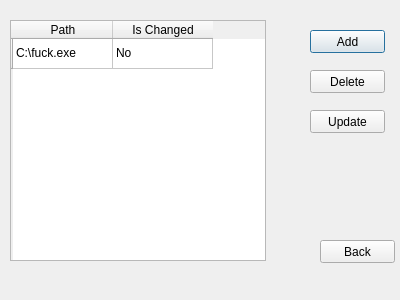
Above: monitor.ui from vk2231/VK before the change. Below: the same form after it.
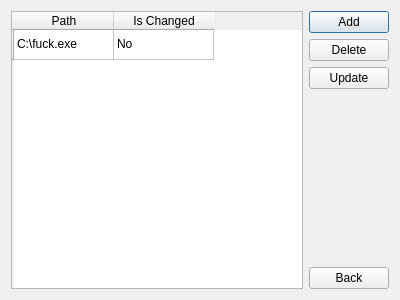
That is the form after the change.

Patch:
```diff
--- a/monitor.ui
+++ b/monitor.ui
@@ -13,15 +13,9 @@
   <property name="windowTitle">
    <string>Dialog</string>
   </property>
+  <layout class="QGridLayout" name="gridLayout">
+   <item row="0" column="0" rowspan="6">
   <widget class="QTableWidget" name="tableWidget">
-   <property name="geometry">
-    <rect>
-     <x>10</x>
-     <y>20</y>
-     <width>256</width>
-     <height>241</height>
-    </rect>
-   </property>
    <row>
     <property name="text">
      <string/>
@@ -48,58 +42,49 @@
     </property>
    </item>
   </widget>
+   </item>
+   <item row="0" column="1">
   <widget class="QPushButton" name="pushButton">
-   <property name="geometry">
-    <rect>
-     <x>310</x>
-     <y>30</y>
-     <width>75</width>
-     <height>23</height>
-    </rect>
-   </property>
    <property name="text">
     <string>Add</string>
    </property>
   </widget>
+   </item>
+   <item row="1" column="1">
   <widget class="QPushButton" name="pushButton_2">
-   <property name="geometry">
-    <rect>
-     <x>310</x>
-     <y>70</y>
-     <width>75</width>
-     <height>23</height>
-    </rect>
-   </property>
    <property name="text">
     <string>Delete</string>
    </property>
   </widget>
+   </item>
+   <item row="2" column="1">
   <widget class="QPushButton" name="pushButton_3">
-   <property name="geometry">
-    <rect>
-     <x>310</x>
-     <y>110</y>
-     <width>75</width>
-     <height>23</height>
-    </rect>
-   </property>
    <property name="text">
     <string>Update</string>
    </property>
   </widget>
+   </item>
+   <item row="4" column="1">
+    <spacer name="verticalSpacer">
+     <property name="orientation">
+      <enum>Qt::Vertical</enum>
+     </property>
+     <property name="sizeHint" stdset="0">
+      <size>
+       <width>20</width>
+       <height>40</height>
+      </size>
+     </property>
+    </spacer>
+   </item>
+   <item row="5" column="1">
   <widget class="QPushButton" name="pushButton_4">
-   <property name="geometry">
-    <rect>
-     <x>320</x>
-     <y>240</y>
-     <width>75</width>
-     <height>23</height>
-    </rect>
-   </property>
    <property name="text">
     <string>Back</string>
    </property>
   </widget>
+   </item>
+  </layout>
  </widget>
  <resources/>
  <connections/>
```
Lines whose indentation alone changed are shown as unchanged.
